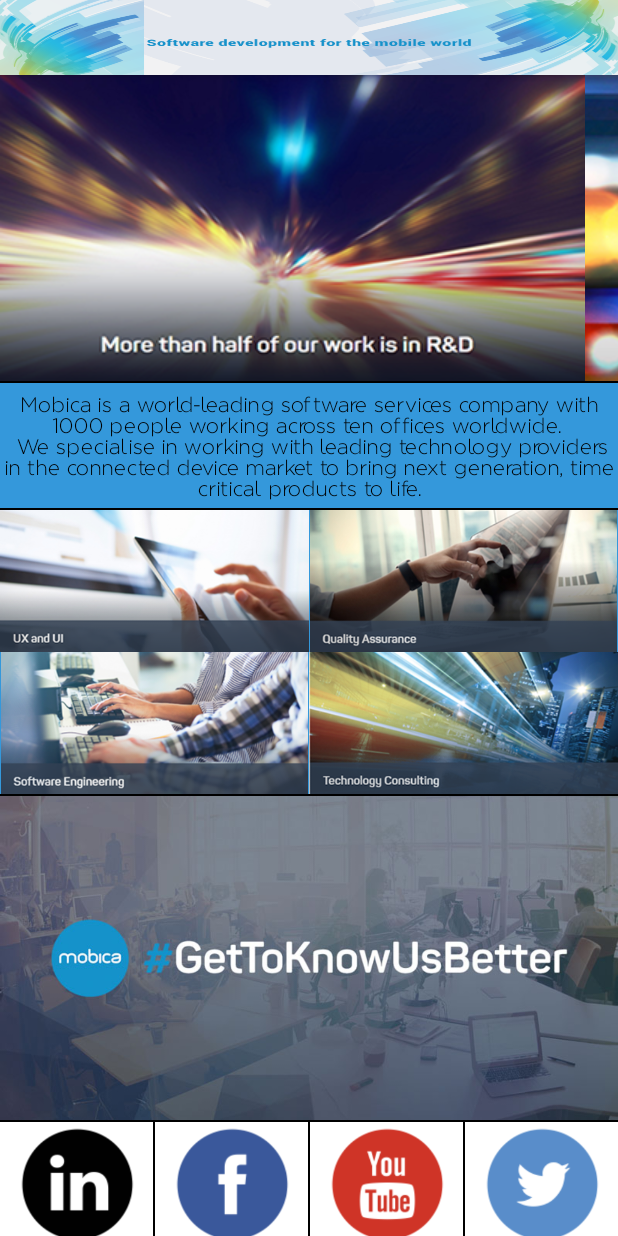
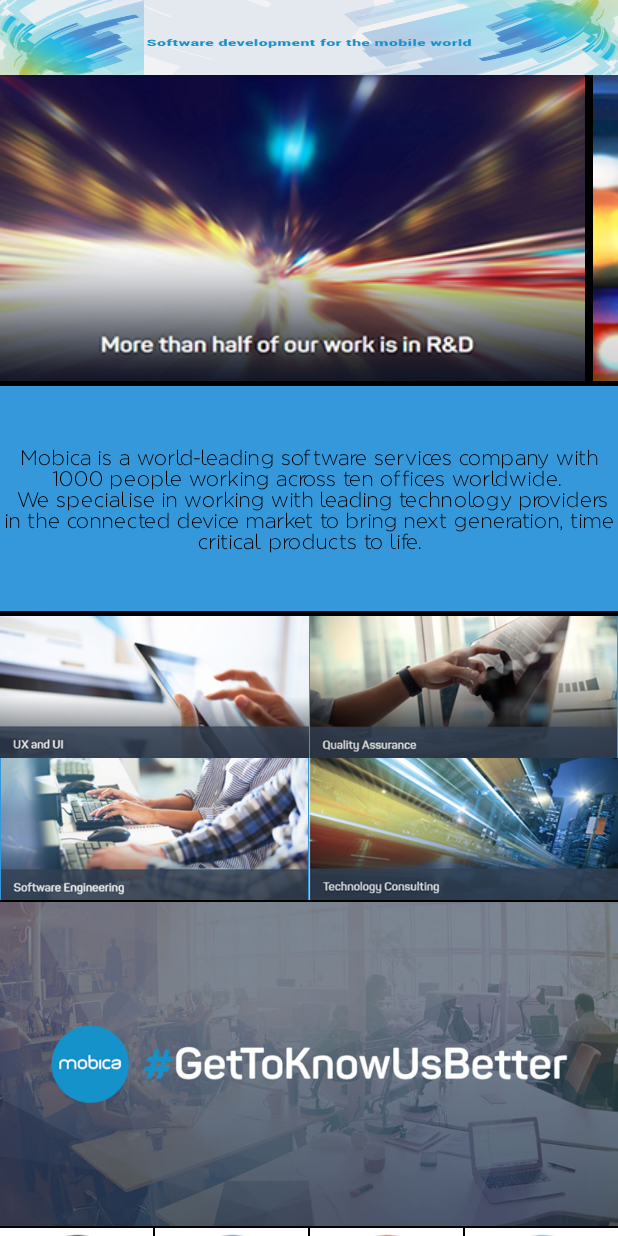
Before and after one commit to Wiktor-l4z/MyOwnTasks, an Android app: the screen it shows after launch (MainActivity), on a phone screen of 412 x 824 dp. Run offline under Robolectric (Android 15) with nearby library versions, the phone set to English and light mode, and no system bars.

Commit message:
small design update

```diff
--- a/Udacity/Mobica/app/src/main/java/com/example/l4z/mobica/MainActivity.java
+++ b/Udacity/Mobica/app/src/main/java/com/example/l4z/mobica/MainActivity.java
@@ -11,7 +11,6 @@
 import android.view.View;
 import android.widget.ImageView;
 import android.widget.TextView;
-
 
 
 import static com.example.l4z.mobica.R.drawable.mobica_fix;
@@ -31,9 +30,6 @@
         Typeface myTypeFace = Typeface.createFromAsset(getAssets(), "RegencieLight.ttf");
         TextView textView = (TextView) findViewById(R.id.textView);
         textView.setTypeface(myTypeFace);
-
-
-
 
         ImageView uxImageView = (ImageView) findViewById(R.id.ux_ui);
         uxImageView.setOnClickListener(new View.OnClickListener() {
--- a/Udacity/Mobica/app/src/main/res/layout/activity_main.xml
+++ b/Udacity/Mobica/app/src/main/res/layout/activity_main.xml
@@ -40,6 +40,9 @@
 
 
                     <ImageView
+
+                        android:paddingRight="5dp"
+                        android:background="@color/colorBlack"
                         android:id="@+id/first"
                         android:layout_width="wrap_content"
                         android:layout_height="wrap_content"
@@ -64,13 +67,13 @@
 
             <View
                 android:layout_width="match_parent"
-                android:layout_height="1dp"
+                android:layout_height="3dp"
                 android:background="@android:color/black" />
 
             <TextView
                 android:id="@+id/textView"
                 android:layout_width="match_parent"
-                android:layout_height="wrap_content"
+                android:layout_height="150dp"
                 android:gravity="center"
                 android:paddingBottom="5dp"
                 android:paddingTop="5dp"
@@ -79,7 +82,7 @@
 
             <View
                 android:layout_width="match_parent"
-                android:layout_height="1dp"
+                android:layout_height="3dp"
                 android:background="@android:color/black" />
 
             <LinearLayout
```
